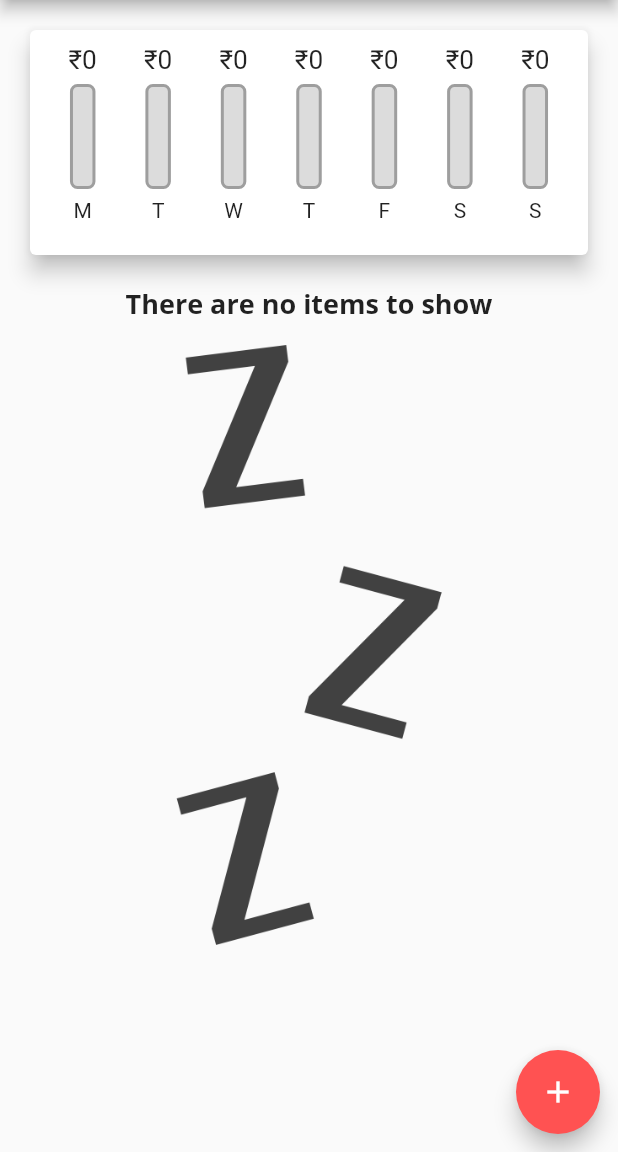
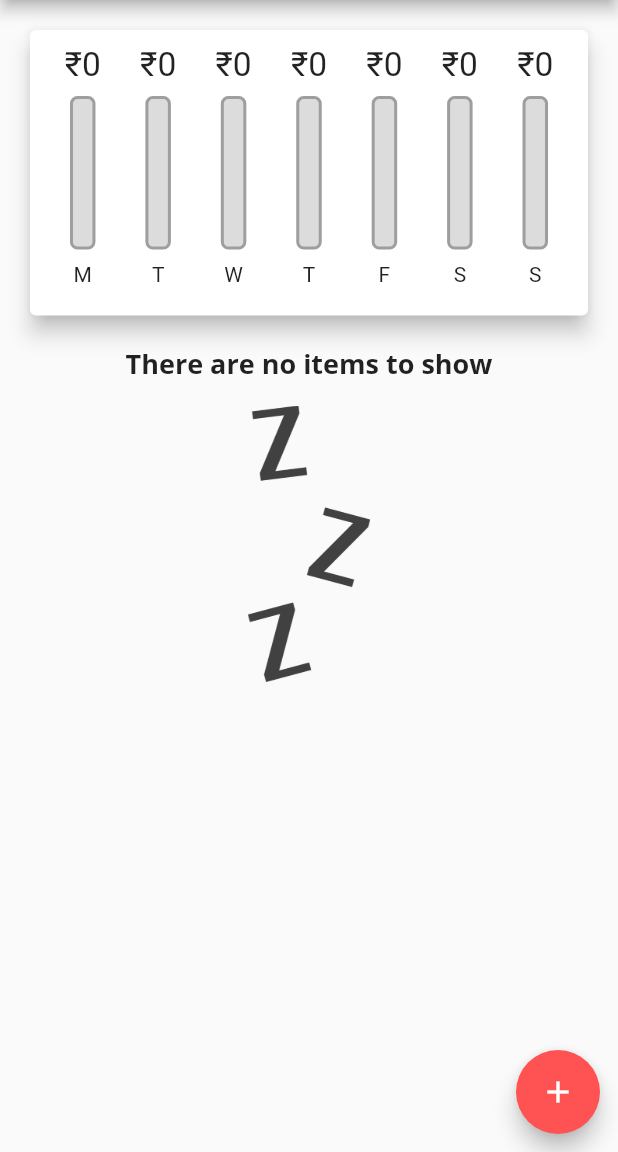
Before and after one commit to RohanTemgire/expense_app, a Flutter app: the screen it shows after launch, on a phone screen of 412 x 824 dp, the part 84-1236 px from its top. Run offline on Flutter 3.47's test engine with Material 2 defaults, Android fonts, the phone set to English and light mode, and no system bars.

Commit message:
module 5 completed

```diff
--- a/lib/main.dart
+++ b/lib/main.dart
@@ -1,4 +1,8 @@
+import 'dart:io';
+
+import 'package:flutter/cupertino.dart';
 import 'package:flutter/material.dart';
+import 'package:flutter/services.dart';
 
 import './widgets/transcations_list.dart';
 import './widgets/chart.dart';
@@ -7,6 +11,15 @@ import './widgets/new_transactions.dart';
 // import './widgets/transcations_list.dart';
 
 void main() {
+  // WidgetsFlutterBinding
+  //     .ensureInitialized(); //without this setPreferredOrientations won't work
+  // SystemChrome.setPreferredOrientations(
+  //   [
+  //     DeviceOrientation.portraitUp,
+  //     DeviceOrientation.portraitDown,
+  //     DeviceOrientation.landscapeRight,
+  //   ],
+  // );
   runApp(MyApp());
 }
 
@@ -15,6 +28,12 @@ class MyApp extends StatelessWidget {
 
   @override
   Widget build(BuildContext context) {
+    // final double curScaleFactor = MediaQuery.of(context).textScaleFactor;  not sure about this
+    // return Platform.isIOS
+    //     ? CupertinoApp(
+    //         title: 'Expense Application',    since there arent many opts for iso styling we would have to style them on our own
+    //         theme: CupertinoThemeData(),
+    //       )
     return MaterialApp(
       title: 'Expense Application',
       home: MyHomePage(),
@@ -26,6 +45,7 @@ class MyApp extends StatelessWidget {
                 headline6: TextStyle(
                   fontFamily: 'OpenSans',
                   fontWeight: FontWeight.bold,
+                  // fontSize: 18 * curScaleFactor,
                   fontSize: 18,
                 ),
               ),
@@ -33,6 +53,7 @@ class MyApp extends StatelessWidget {
               textTheme: ThemeData.light().textTheme.copyWith(
                       headline6: TextStyle(
                     fontFamily: 'OpenSans',
+                    // fontSize: 25 * curScaleFactor,
                     fontSize: 25,
                   )))),
     );
@@ -61,6 +82,7 @@ class _MyHomePageState extends State<MyHomePage> {
     //   date: DateTime.now(),
     // ),
   ];
+  bool _showChart = false;
 
   List<Transaction> get _recentTransations {
     return _userTransactions.where((tx) {
@@ -102,8 +124,24 @@ class _MyHomePageState extends State<MyHomePage> {
 
   @override
   Widget build(BuildContext context) {
-    return Scaffold(
-      appBar: AppBar(
+    final mediaQuery = MediaQuery.of(
+        context); //this is always a good practice since it impoves the performance,
+    //and does not call the mediaqu again and again, instead it is stored in the variable and we can use it again and again
+    final isLandscape = mediaQuery.orientation == Orientation.landscape;
+    final appBar = Platform.isIOS
+        ? CupertinoNavigationBar(
+            middle: Text("Expense App"),
+            trailing: Row(
+              mainAxisSize: MainAxisSize.min,
+              children: [
+                GestureDetector(
+                  onTap: () => _startAddNewTransaction(context),
+                  child: Icon(CupertinoIcons.add),
+                )
+              ],
+            ),
+          )
+        : AppBar(
             backgroundColor: Color.fromRGBO(255, 99, 99, 1),
             title: Text("Expense App"),
             actions: <Widget>[
@@ -112,17 +150,72 @@ class _MyHomePageState extends State<MyHomePage> {
                 icon: Icon(Icons.add),
               ),
             ],
-      ),
-      body: SingleChildScrollView(
+          ) as PreferredSizeWidget;
+    final txListWidget = Container(
+      height: (mediaQuery.size.height -
+              appBar.preferredSize.height -
+              mediaQuery.padding.top) *
+          0.4,
+      child: TransactionList(_userTransactions, _deleteTransaction),
+    );
+    final pageBody = SafeArea(
+      child: SingleChildScrollView(
         child: Column(
           children: <Widget>[
-            Chart(_recentTransations),
-            TransactionList(_userTransactions,_deleteTransaction),
+            if (isLandscape)
+              Row(
+                mainAxisAlignment: MainAxisAlignment.center,
+                children: <Widget>[
+                  Text(
+                    'Show Chart',
+                    style: Theme.of(context).textTheme.headline6,
+                  ),
+                  Switch.adaptive(
+                    value: _showChart,
+                    onChanged: (val) {
+                      setState(() {
+                        _showChart = val;
+                      });
+                    },
+                  ),
+                ],
+              ),
+            if (!isLandscape)
+              Container(
+                height: (mediaQuery.size.height -
+                        appBar.preferredSize.height -
+                        mediaQuery.padding.top) *
+                    0.3,
+                child: Chart(_recentTransations),
+              ),
+            if (!isLandscape) txListWidget,
+            if (isLandscape)
+              _showChart
+                  ? Container(
+                      height: (mediaQuery.size.height -
+                              appBar.preferredSize.height -
+                              mediaQuery.padding.top) *
+                          0.7,
+                      child: Chart(_recentTransations),
+                    )
+                  : txListWidget,
           ],
         ),
       ),
-      floatingActionButtonLocation: FloatingActionButtonLocation.miniEndFloat,
-      floatingActionButton: FloatingActionButton(
+    );
+    return Platform.isIOS
+        ? CupertinoPageScaffold(
+            child: pageBody,
+            navigationBar: appBar as ObstructingPreferredSizeWidget,
+          )
+        : Scaffold(
+            appBar: appBar,
+            body: pageBody,
+            floatingActionButtonLocation:
+                FloatingActionButtonLocation.miniEndFloat,
+            floatingActionButton: Platform.isIOS
+                ? Container()
+                : FloatingActionButton(
                     child: Icon(Icons.add),
                     onPressed: () => _startAddNewTransaction(context),
                   ),
--- /dev/null
+++ b/lib/widgets/adaptive_flat_button.dart
@@ -0,0 +1,26 @@
+import 'dart:io';
+
+import 'package:flutter/cupertino.dart';
+import 'package:flutter/material.dart';
+
+class AdaptiveFlatButton extends StatelessWidget {
+  // const AdaptiveFlatButton({Key? key}) : super(key: key);
+
+  final String text;
+  final VoidCallback handler;
+
+  AdaptiveFlatButton(this.text, this.handler);
+
+  @override
+  Widget build(BuildContext context) {
+    return Platform.isIOS
+        ? CupertinoButton(child: Text(text), onPressed: handler)
+        : OutlinedButton(
+            child: Text(text),
+            onPressed: handler,
+            style: OutlinedButton.styleFrom(
+              primary: Theme.of(context).accentColor,
+            ),
+          );
+  }
+}
--- a/lib/widgets/chart_bars.dart
+++ b/lib/widgets/chart_bars.dart
@@ -11,19 +11,23 @@ class ChartBars extends StatelessWidget {
 
   @override
   Widget build(BuildContext context) {
+    //constraints tells us how much space a certain widget takes
+    return LayoutBuilder(
+      //layout builder is similar to builder execpt this provides us constraints. this helps us to definethe width and height of the child
+      builder: (ctx, constraints) {
         return Column(
           children: <Widget>[
             Container(
-          height: 20,
+              height: constraints.maxHeight * 0.15,
               child: FittedBox(
                 child: Text('₹${spendingAmount.toStringAsFixed(0)}'),
               ),
             ),
             SizedBox(
-          height: 6,
+              height: constraints.maxHeight * 0.05,
             ),
             Container(
-          height: 70,
+              height: constraints.maxHeight * 0.6,
               width: 17,
               child: Stack(
                 children: [
@@ -50,10 +54,15 @@ class ChartBars extends StatelessWidget {
               ),
             ),
             SizedBox(
-          height: 6,
+              height: constraints.maxHeight * 0.05,
             ),
-        Text(label),
+            Container(
+              height: constraints.maxHeight * 0.15,
+              child: Text(label),
+            ),
           ],
+        );
+      },
     );
   }
 }
--- a/lib/widgets/new_transactions.dart
+++ b/lib/widgets/new_transactions.dart
@@ -1,3 +1,7 @@
+import 'dart:io';
+
+import 'package:expense_app/widgets/adaptive_flat_button.dart';
+import 'package:flutter/cupertino.dart';
 import 'package:flutter/material.dart';
 import 'package:intl/intl.dart';
 
@@ -51,10 +55,17 @@ class _NewTransactionState extends State<NewTransaction> {
   @override
   Widget build(BuildContext context) {
     return Card(
+      child: SingleChildScrollView(
         child: Container(
-        margin: EdgeInsets.all(15),
+          margin: EdgeInsets.only(
+            top: 10,
+            left: 10,
+            right: 10,
+            bottom: MediaQuery.of(context).viewInsets.bottom + 10,
+          ),
           child: Column(
             children: [
+              // CupertinoTextField()  this is mostly same as the material textField
               TextField(
                 decoration: InputDecoration(
                   labelText: 'Title',
@@ -75,13 +86,7 @@ class _NewTransactionState extends State<NewTransaction> {
                             : 'Selected Date: ${DateFormat.yMd().format(_pickedDate)}',
                       ),
                     ),
-                  OutlinedButton(
-                    child: Text('Add Date'),
-                    onPressed: _presentDatePicker,
-                    style: OutlinedButton.styleFrom(
-                      primary: Theme.of(context).accentColor,
-                    ),
-                  )
+                    AdaptiveFlatButton('Add Date',_presentDatePicker),
                   ],
                 ),
               ),
@@ -112,6 +117,7 @@ class _NewTransactionState extends State<NewTransaction> {
             ],
           ),
         ),
+      ),
     );
   }
 }
--- a/lib/widgets/transcations_list.dart
+++ b/lib/widgets/transcations_list.dart
@@ -1,6 +1,5 @@
 import 'package:flutter/material.dart';
 import '../models/transactions.dart';
-import '../main.dart';
 import 'package:intl/intl.dart';
 
 class TransactionList extends StatelessWidget {
@@ -13,7 +12,8 @@ class TransactionList extends StatelessWidget {
     return Container(
       height: 300,
       child: transactions.isEmpty
-          ? Column(
+          ? LayoutBuilder(builder: (ctx, constraints) {
+              return Column(
                 children: <Widget>[
                   Text(
                     'There are no items to show',
@@ -23,13 +23,14 @@ class TransactionList extends StatelessWidget {
                     height: 15,
                   ),
                   Container(
-                    height: 400,
+                      height: constraints.maxHeight * 0.6,
                       child: Image.asset(
                         'assets/img/waiting.png',
-                      fit: BoxFit.contain,
+                        fit: BoxFit.cover,
                       )),
                 ],
-            )
+              );
+            })
           : ListView.builder(
               itemBuilder: (ctx, index) {
                 return Card(
@@ -58,7 +59,14 @@ class TransactionList extends StatelessWidget {
                         fontSize: 15,
                       ),
                     ),
-                    trailing: IconButton(
+                    trailing: MediaQuery.of(context).size.width > 360
+                        ? FlatButton.icon(
+                            onPressed: () => deleteTx(transactions[index].id),
+                            icon: Icon(Icons.delete),
+                            label: Text('Delete'),
+                            textColor: Colors.black,
+                          )
+                        : IconButton(
                             icon: Icon(Icons.delete),
                             color: Colors.black,
                             onPressed: () => deleteTx(transactions[index].id),
```
Lines whose indentation alone changed are shown as unchanged.
